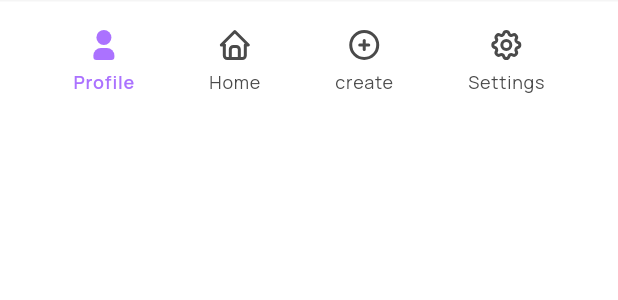
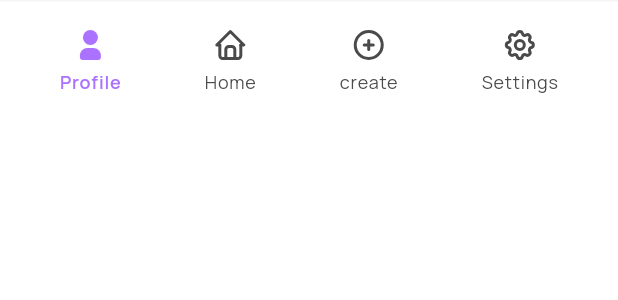
Before and after one commit to jberkovica/uol-fp, a Flutter app: the BottomNav widget shown alone on an empty page, opened directly with empty values, on a phone screen of 412 x 824 dp. Shown: the top 300 px of the screen. Run offline on Flutter 3.47's test engine with Material 3 defaults, Android fonts, the phone set to English and light mode, and no system bars; our stand-ins replace audioplayers, firebase_crashlytics, flutter_dotenv, flutter_svg, google_fonts, image_picker and 6 more; missing offline and left inert: flutter_facebook_auth, local_auth_android, local_auth_darwin, record; accounts and stored records are empty; network calls fail.

Commit message:
Fix bottom navigation overflow on narrow screens
- Reduce container horizontal padding from 24px to 12px
- Add adaptive padding for nav items based on screen width
- Add text overflow handling with ellipsis
- Keep icons and text at standard sizes for accessibility

```diff
--- a/app/lib/widgets/bottom_nav.dart
+++ b/app/lib/widgets/bottom_nav.dart
@@ -28,7 +28,7 @@ class BottomNav extends StatelessWidget {
       ),
       child: SafeArea(
         child: Padding(
-          padding: const EdgeInsets.symmetric(horizontal: 24, vertical: 8),
+          padding: const EdgeInsets.symmetric(horizontal: 12, vertical: 8),
           child: Row(
             mainAxisAlignment: MainAxisAlignment.spaceAround,
             children: [
@@ -75,14 +75,17 @@ class BottomNav extends StatelessWidget {
     required String label,
   }) {
     final bool isActive = currentIndex == index;
+    final screenWidth = MediaQuery.of(context).size.width;
+    // Adaptive padding based on screen width
+    final double horizontalPadding = screenWidth < 400 ? 8 : 16;
 
     return GestureDetector(
       onTap: () => onTap(index),
       behavior: HitTestBehavior.opaque,
       child: AnimatedContainer(
         duration: const Duration(milliseconds: 200),
-        padding: const EdgeInsets.symmetric(
-          horizontal: 16,
+        padding: EdgeInsets.symmetric(
+          horizontal: horizontalPadding,
           vertical: 8,
         ),
         decoration: BoxDecoration(
@@ -112,6 +115,8 @@ class BottomNav extends StatelessWidget {
                 color: isActive ? AppColors.primary : AppColors.textGrey,
                 fontWeight: isActive ? FontWeight.w600 : FontWeight.w400,
               ),
+              overflow: TextOverflow.ellipsis,
+              maxLines: 1,
             ),
           ],
         ),
```
Also changed, not shown: 1 other file.
